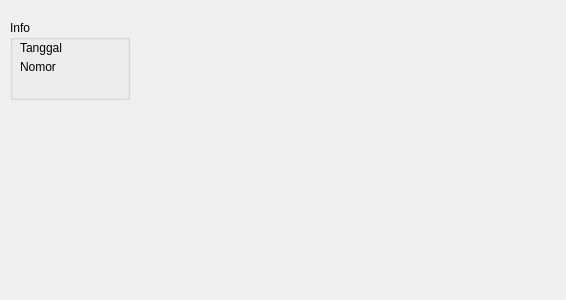
Above: src/ui/files/createpaymentdialog.ui from AyahnaSyahid/LazyMins before the change. Below: the same form after it.
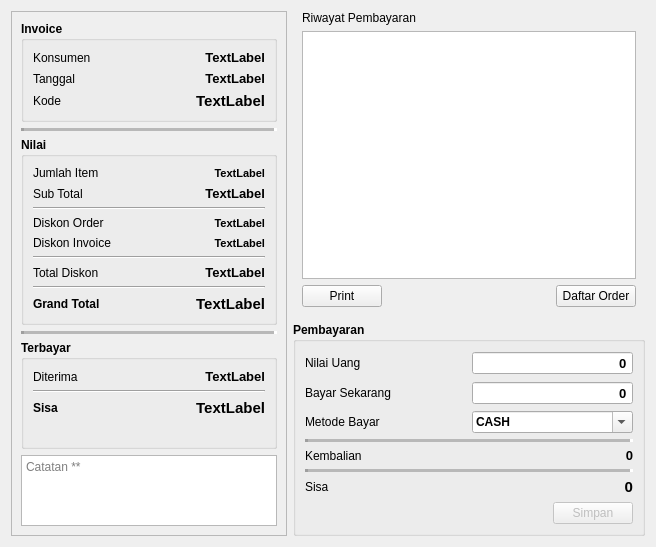
That is the form after the change.

Commit message: Working on CreatePaymentDialog Class

What changed in the file:
```diff
--- a/src/ui/files/createpaymentdialog.ui
+++ b/src/ui/files/createpaymentdialog.ui
@@ -6,52 +6,810 @@
    <rect>
     <x>0</x>
     <y>0</y>
-    <width>566</width>
-    <height>300</height>
+    <width>656</width>
+    <height>547</height>
    </rect>
   </property>
   <property name="windowTitle">
    <string>Pembayaran Invoice</string>
   </property>
-  <widget class="QGroupBox" name="groupBox">
-   <property name="geometry">
-    <rect>
-     <x>10</x>
-     <y>20</y>
-     <width>120</width>
-     <height>80</height>
-    </rect>
-   </property>
-   <property name="title">
-    <string>Info</string>
-   </property>
-   <widget class="QLabel" name="label">
-    <property name="geometry">
-     <rect>
-      <x>10</x>
-      <y>40</y>
-      <width>45</width>
-      <height>13</height>
-     </rect>
-    </property>
-    <property name="text">
-     <string>Nomor</string>
-    </property>
-   </widget>
-   <widget class="QLabel" name="label_2">
-    <property name="geometry">
-     <rect>
-      <x>10</x>
-      <y>20</y>
-      <width>45</width>
-      <height>16</height>
-     </rect>
-    </property>
-    <property name="text">
-     <string>Tanggal</string>
-    </property>
-   </widget>
-  </widget>
+  <layout class="QHBoxLayout" name="horizontalLayout_3" stretch="0,1">
+   <item>
+    <widget class="QFrame" name="frame">
+     <property name="frameShape">
+      <enum>QFrame::StyledPanel</enum>
+     </property>
+     <layout class="QVBoxLayout" name="verticalLayout">
+      <property name="leftMargin">
+       <number>9</number>
+      </property>
+      <property name="topMargin">
+       <number>9</number>
+      </property>
+      <property name="rightMargin">
+       <number>9</number>
+      </property>
+      <property name="bottomMargin">
+       <number>9</number>
+      </property>
+      <item>
+       <widget class="QGroupBox" name="groupBox">
+        <property name="font">
+         <font>
+          <weight>75</weight>
+          <bold>true</bold>
+         </font>
+        </property>
+        <property name="title">
+         <string>Invoice</string>
+        </property>
+        <layout class="QGridLayout" name="gridLayout">
+         <item row="3" column="1">
+          <widget class="QLabel" name="lCode">
+           <property name="font">
+            <font>
+             <pointsize>11</pointsize>
+             <weight>75</weight>
+             <bold>true</bold>
+            </font>
+           </property>
+           <property name="text">
+            <string>TextLabel</string>
+           </property>
+           <property name="alignment">
+            <set>Qt::AlignRight|Qt::AlignTrailing|Qt::AlignVCenter</set>
+           </property>
+          </widget>
+         </item>
+         <item row="1" column="1">
+          <widget class="QLabel" name="lDate">
+           <property name="font">
+            <font>
+             <pointsize>10</pointsize>
+             <weight>75</weight>
+             <bold>true</bold>
+            </font>
+           </property>
+           <property name="text">
+            <string>TextLabel</string>
+           </property>
+           <property name="alignment">
+            <set>Qt::AlignRight|Qt::AlignTrailing|Qt::AlignVCenter</set>
+           </property>
+          </widget>
+         </item>
+         <item row="3" column="0">
+          <widget class="QLabel" name="label">
+           <property name="font">
+            <font>
+             <weight>50</weight>
+             <bold>false</bold>
+            </font>
+           </property>
+           <property name="text">
+            <string>Kode</string>
+           </property>
+          </widget>
+         </item>
+         <item row="1" column="0">
+          <widget class="QLabel" name="label_2">
+           <property name="font">
+            <font>
+             <weight>50</weight>
+             <bold>false</bold>
+            </font>
+           </property>
+           <property name="text">
+            <string>Tanggal</string>
+           </property>
+          </widget>
+         </item>
+         <item row="0" column="0">
+          <widget class="QLabel" name="label_3">
+           <property name="font">
+            <font>
+             <weight>50</weight>
+             <bold>false</bold>
+            </font>
+           </property>
+           <property name="text">
+            <string>Konsumen</string>
+           </property>
+          </widget>
+         </item>
+         <item row="0" column="1">
+          <widget class="QLabel" name="lClient">
+           <property name="font">
+            <font>
+             <pointsize>10</pointsize>
+             <weight>75</weight>
+             <bold>true</bold>
+            </font>
+           </property>
+           <property name="text">
+            <string>TextLabel</string>
+           </property>
+           <property name="alignment">
+            <set>Qt::AlignRight|Qt::AlignTrailing|Qt::AlignVCenter</set>
+           </property>
+          </widget>
+         </item>
+        </layout>
+       </widget>
+      </item>
+      <item>
+       <widget class="Line" name="line_4">
+        <property name="lineWidth">
+         <number>3</number>
+        </property>
+        <property name="midLineWidth">
+         <number>3</number>
+        </property>
+        <property name="orientation">
+         <enum>Qt::Horizontal</enum>
+        </property>
+       </widget>
+      </item>
+      <item>
+       <widget class="QGroupBox" name="groupBox_2">
+        <property name="font">
+         <font>
+          <weight>75</weight>
+          <bold>true</bold>
+         </font>
+        </property>
+        <property name="title">
+         <string>Nilai</string>
+        </property>
+        <layout class="QGridLayout" name="gridLayout_2">
+         <item row="6" column="0" colspan="2">
+          <widget class="Line" name="line_2">
+           <property name="orientation">
+            <enum>Qt::Horizontal</enum>
+           </property>
+          </widget>
+         </item>
+         <item row="1" column="0">
+          <widget class="QLabel" name="label_9">
+           <property name="font">
+            <font>
+             <weight>50</weight>
+             <bold>false</bold>
+            </font>
+           </property>
+           <property name="text">
+            <string>Jumlah Item</string>
+           </property>
+          </widget>
+         </item>
+         <item row="4" column="0">
+          <widget class="QLabel" name="label_6">
+           <property name="font">
+            <font>
+             <weight>50</weight>
+             <bold>false</bold>
+            </font>
+           </property>
+           <property name="text">
+            <string>Diskon Order</string>
+           </property>
+          </widget>
+         </item>
+         <item row="2" column="1">
+          <widget class="QLabel" name="lSubTotal">
+           <property name="font">
+            <font>
+             <pointsize>10</pointsize>
+             <weight>75</weight>
+             <bold>true</bold>
+            </font>
+           </property>
+           <property name="text">
+            <string>TextLabel</string>
+           </property>
+           <property name="alignment">
+            <set>Qt::AlignRight|Qt::AlignTrailing|Qt::AlignVCenter</set>
+           </property>
+          </widget>
+         </item>
+         <item row="3" column="0" colspan="2">
+          <widget class="Line" name="line">
+           <property name="orientation">
+            <enum>Qt::Horizontal</enum>
+           </property>
+          </widget>
+         </item>
+         <item row="9" column="1">
+          <widget class="QLabel" name="lGrandT">
+           <property name="font">
+            <font>
+             <pointsize>11</pointsize>
+             <weight>75</weight>
+             <bold>true</bold>
+            </font>
+           </property>
+           <property name="text">
+            <string>TextLabel</string>
+           </property>
+           <property name="alignment">
+            <set>Qt::AlignRight|Qt::AlignTrailing|Qt::AlignVCenter</set>
+           </property>
+          </widget>
+         </item>
+         <item row="5" column="0">
+          <widget class="QLabel" name="label_7">
+           <property name="font">
+            <font>
+             <weight>50</weight>
+             <bold>false</bold>
+            </font>
+           </property>
+           <property name="text">
+            <string>Diskon Invoice</string>
+           </property>
+          </widget>
+         </item>
+         <item row="7" column="0">
+          <widget class="QLabel" name="label_8">
+           <property name="font">
+            <font>
+             <weight>50</weight>
+             <bold>false</bold>
+            </font>
+           </property>
+           <property name="text">
+            <string>Total Diskon</string>
+           </property>
+          </widget>
+         </item>
+         <item row="9" column="0">
+          <widget class="QLabel" name="label_11">
+           <property name="font">
+            <font>
+             <weight>75</weight>
+             <bold>true</bold>
+            </font>
+           </property>
+           <property name="text">
+            <string>Grand Total</string>
+           </property>
+          </widget>
+         </item>
+         <item row="2" column="0">
+          <widget class="QLabel" name="label_5">
+           <property name="font">
+            <font>
+             <weight>50</weight>
+             <bold>false</bold>
+            </font>
+           </property>
+           <property name="text">
+            <string>Sub Total</string>
+           </property>
+          </widget>
+         </item>
+         <item row="8" column="0" colspan="2">
+          <widget class="Line" name="line_3">
+           <property name="orientation">
+            <enum>Qt::Horizontal</enum>
+           </property>
+          </widget>
+         </item>
+         <item row="4" column="1">
+          <widget class="QLabel" name="lDiscO">
+           <property name="font">
+            <font>
+             <pointsize>8</pointsize>
+             <weight>75</weight>
+             <bold>true</bold>
+            </font>
+           </property>
+           <property name="text">
+            <string>TextLabel</string>
+           </property>
+           <property name="alignment">
+            <set>Qt::AlignRight|Qt::AlignTrailing|Qt::AlignVCenter</set>
+           </property>
+          </widget>
+         </item>
+         <item row="5" column="1">
+          <widget class="QLabel" name="lDiscI">
+           <property name="font">
+            <font>
+             <pointsize>8</pointsize>
+             <weight>75</weight>
+             <bold>true</bold>
+            </font>
+           </property>
+           <property name="text">
+            <string>TextLabel</string>
+           </property>
+           <property name="alignment">
+            <set>Qt::AlignRight|Qt::AlignTrailing|Qt::AlignVCenter</set>
+           </property>
+          </widget>
+         </item>
+         <item row="1" column="1">
+          <widget class="QLabel" name="lItem">
+           <property name="font">
+            <font>
+             <pointsize>8</pointsize>
+             <weight>75</weight>
+             <bold>true</bold>
+            </font>
+           </property>
+           <property name="text">
+            <string>TextLabel</string>
+           </property>
+           <property name="alignment">
+            <set>Qt::AlignRight|Qt::AlignTrailing|Qt::AlignVCenter</set>
+           </property>
+          </widget>
+         </item>
+         <item row="7" column="1">
+          <widget class="QLabel" name="lSumDisc">
+           <property name="font">
+            <font>
+             <pointsize>10</pointsize>
+             <weight>75</weight>
+             <bold>true</bold>
+            </font>
+           </property>
+           <property name="text">
+            <string>TextLabel</string>
+           </property>
+           <property name="alignment">
+            <set>Qt::AlignRight|Qt::AlignTrailing|Qt::AlignVCenter</set>
+           </property>
+          </widget>
+         </item>
+        </layout>
+       </widget>
+      </item>
+      <item>
+       <widget class="Line" name="line_5">
+        <property name="lineWidth">
+         <number>3</number>
+        </property>
+        <property name="midLineWidth">
+         <number>3</number>
+        </property>
+        <property name="orientation">
+         <enum>Qt::Horizontal</enum>
+        </property>
+       </widget>
+      </item>
+      <item>
+       <widget class="QGroupBox" name="groupBox_3">
+        <property name="font">
+         <font>
+          <weight>75</weight>
+          <bold>true</bold>
+         </font>
+        </property>
+        <property name="title">
+         <string>Terbayar</string>
+        </property>
+        <layout class="QGridLayout" name="gridLayout_3">
+         <item row="2" column="1">
+          <widget class="QLabel" name="lRest">
+           <property name="font">
+            <font>
+             <pointsize>11</pointsize>
+             <weight>75</weight>
+             <bold>true</bold>
+            </font>
+           </property>
+           <property name="text">
+            <string>TextLabel</string>
+           </property>
+           <property name="alignment">
+            <set>Qt::AlignRight|Qt::AlignTrailing|Qt::AlignVCenter</set>
+           </property>
+          </widget>
+         </item>
+         <item row="2" column="0">
+          <widget class="QLabel" name="label_18">
+           <property name="font">
+            <font>
+             <weight>75</weight>
+             <bold>true</bold>
+            </font>
+           </property>
+           <property name="text">
+            <string>Sisa</string>
+           </property>
+          </widget>
+         </item>
+         <item row="1" column="0" colspan="2">
+          <widget class="Line" name="line_6">
+           <property name="orientation">
+            <enum>Qt::Horizontal</enum>
+           </property>
+          </widget>
+         </item>
+         <item row="0" column="1">
+          <widget class="QLabel" name="lRecv">
+           <property name="font">
+            <font>
+             <pointsize>10</pointsize>
+             <weight>75</weight>
+             <bold>true</bold>
+            </font>
+           </property>
+           <property name="text">
+            <string>TextLabel</string>
+           </property>
+           <property name="alignment">
+            <set>Qt::AlignRight|Qt::AlignTrailing|Qt::AlignVCenter</set>
+           </property>
+          </widget>
+         </item>
+         <item row="3" column="0">
+          <widget class="QLabel" name="label_23">
+           <property name="font">
+            <font>
+             <weight>75</weight>
+             <bold>true</bold>
+            </font>
+           </property>
+           <property name="text">
+            <string/>
+           </property>
+          </widget>
+         </item>
+         <item row="0" column="0">
+          <widget class="QLabel" name="label_22">
+           <property name="font">
+            <font>
+             <weight>50</weight>
+             <bold>false</bold>
+            </font>
+           </property>
+           <property name="text">
+            <string>Diterima</string>
+           </property>
+          </widget>
+         </item>
+        </layout>
+       </widget>
+      </item>
+      <item>
+       <widget class="QPlainTextEdit" name="pNotes">
+        <property name="tabChangesFocus">
+         <bool>true</bool>
+        </property>
+        <property name="readOnly">
+         <bool>true</bool>
+        </property>
+        <property name="placeholderText">
+         <string>Catatan **</string>
+        </property>
+       </widget>
+      </item>
+     </layout>
+    </widget>
+   </item>
+   <item>
+    <layout class="QVBoxLayout" name="verticalLayout_3">
+     <item>
+      <layout class="QVBoxLayout" name="verticalLayout_2">
+       <property name="leftMargin">
+        <number>9</number>
+       </property>
+       <property name="topMargin">
+        <number>0</number>
+       </property>
+       <property name="rightMargin">
+        <number>9</number>
+       </property>
+       <property name="bottomMargin">
+        <number>9</number>
+       </property>
+       <item>
+        <widget class="QLabel" name="label_10">
+         <property name="text">
+          <string>Riwayat Pembayaran</string>
+         </property>
+        </widget>
+       </item>
+       <item>
+        <widget class="QTableView" name="paymentHistoryView">
+         <property name="alternatingRowColors">
+          <bool>true</bool>
+         </property>
+         <attribute name="horizontalHeaderDefaultSectionSize">
+          <number>50</number>
+         </attribute>
+         <attribute name="verticalHeaderMinimumSectionSize">
+          <number>15</number>
+         </attribute>
+         <attribute name="verticalHeaderDefaultSectionSize">
+          <number>15</number>
+         </attribute>
+        </widget>
+       </item>
+       <item>
+        <layout class="QHBoxLayout" name="horizontalLayout_2">
+         <item>
+          <widget class="QPushButton" name="pushButton_3">
+           <property name="text">
+            <string>Print</string>
+           </property>
+           <property name="autoDefault">
+            <bool>false</bool>
+           </property>
+          </widget>
+         </item>
+         <item>
+          <spacer name="horizontalSpacer_2">
+           <property name="orientation">
+            <enum>Qt::Horizontal</enum>
+           </property>
+           <property name="sizeHint" stdset="0">
+            <size>
+             <width>40</width>
+             <height>20</height>
+            </size>
+           </property>
+          </spacer>
+         </item>
+         <item>
+          <widget class="QPushButton" name="openOrderView">
+           <property name="text">
+            <string>Daftar Order</string>
+           </property>
+           <property name="autoDefault">
+            <bool>false</bool>
+           </property>
+          </widget>
+         </item>
+        </layout>
+       </item>
+      </layout>
+     </item>
+     <item>
+      <widget class="QGroupBox" name="groupBox_4">
+       <property name="font">
+        <font>
+         <weight>75</weight>
+         <bold>true</bold>
+        </font>
+       </property>
+       <property name="title">
+        <string>Pembayaran</string>
+       </property>
+       <layout class="QGridLayout" name="gridLayout_4" columnstretch="0,0">
+        <item row="7" column="1">
+         <widget class="QLabel" name="lNRest">
+          <property name="font">
+           <font>
+            <pointsize>11</pointsize>
+            <weight>75</weight>
+            <bold>true</bold>
+           </font>
+          </property>
+          <property name="text">
+           <string>0</string>
+          </property>
+          <property name="alignment">
+           <set>Qt::AlignRight|Qt::AlignTrailing|Qt::AlignVCenter</set>
+          </property>
+         </widget>
+        </item>
+        <item row="3" column="0">
+         <widget class="QLabel" name="label_30">
+          <property name="font">
+           <font>
+            <weight>50</weight>
+            <bold>false</bold>
+           </font>
+          </property>
+          <property name="text">
+           <string>Metode Bayar</string>
+          </property>
+         </widget>
+        </item>
+        <item row="5" column="1">
+         <widget class="QLabel" name="lReturn">
+          <property name="font">
+           <font>
+            <pointsize>10</pointsize>
+            <weight>75</weight>
+            <bold>true</bold>
+           </font>
+          </property>
+          <property name="text">
+           <string>0</string>
+          </property>
+          <property name="alignment">
+           <set>Qt::AlignRight|Qt::AlignTrailing|Qt::AlignVCenter</set>
+          </property>
+         </widget>
+        </item>
+        <item row="8" column="0" colspan="2">
+         <layout class="QHBoxLayout" name="horizontalLayout">
+          <item>
+           <spacer name="horizontalSpacer">
+            <property name="orientation">
+             <enum>Qt::Horizontal</enum>
+            </property>
+            <property name="sizeHint" stdset="0">
+             <size>
+              <width>40</width>
+              <height>20</height>
+             </size>
+            </property>
+           </spacer>
+          </item>
+          <item>
+           <widget class="QPushButton" name="saveButton">
+            <property name="enabled">
+             <bool>false</bool>
+            </property>
+            <property name="font">
+             <font>
+              <weight>50</weight>
+              <bold>false</bold>
+             </font>
+            </property>
+            <property name="text">
+             <string>Simpan</string>
+            </property>
+            <property name="autoDefault">
+             <bool>false</bool>
+            </property>
+           </widget>
+          </item>
+         </layout>
+        </item>
+        <item row="1" column="1">
+         <widget class="QSpinBox" name="spinRecv">
+          <property name="font">
+           <font>
+            <pointsize>10</pointsize>
+            <weight>75</weight>
+            <bold>true</bold>
+           </font>
+          </property>
+          <property name="alignment">
+           <set>Qt::AlignRight|Qt::AlignTrailing|Qt::AlignVCenter</set>
+          </property>
+          <property name="buttonSymbols">
+           <enum>QAbstractSpinBox::NoButtons</enum>
+          </property>
+          <property name="showGroupSeparator" stdset="0">
+           <bool>true</bool>
+          </property>
+          <property name="maximum">
+           <number>99999999</number>
+          </property>
+         </widget>
+        </item>
+        <item row="1" column="0">
+         <widget class="QLabel" name="label_25">
+          <property name="font">
+           <font>
+            <weight>50</weight>
+            <bold>false</bold>
+           </font>
+          </property>
+          <property name="text">
+           <string>Nilai Uang</string>
+          </property>
+         </widget>
+        </item>
+        <item row="3" column="1">
+         <widget class="QComboBox" name="comboBox">
+          <property name="editable">
+           <bool>true</bool>
+          </property>
+          <item>
+           <property name="text">
+            <string>CASH</string>
+           </property>
+          </item>
+          <item>
+           <property name="text">
+            <string>TRANSFER</string>
+           </property>
+          </item>
+         </widget>
+        </item>
+        <item row="6" column="0" colspan="2">
+         <widget class="Line" name="line_7">
+          <property name="lineWidth">
+           <number>3</number>
+          </property>
+          <property name="midLineWidth">
+           <number>3</number>
+          </property>
+          <property name="orientation">
+           <enum>Qt::Horizontal</enum>
+          </property>
+         </widget>
+        </item>
+        <item row="4" column="0" colspan="2">
+         <widget class="Line" name="line_8">
+          <property name="lineWidth">
+           <number>3</number>
+          </property>
+          <property name="midLineWidth">
+           <number>3</number>
+          </property>
+          <property name="orientation">
+           <enum>Qt::Horizontal</enum>
+          </property>
+         </widget>
+        </item>
+        <item row="7" column="0">
+         <widget class="QLabel" name="label_27">
+          <property name="font">
+           <font>
+            <weight>50</weight>
+            <bold>false</bold>
+           </font>
+          </property>
+          <property name="text">
+           <string>Sisa</string>
+          </property>
+         </widget>
+        </item>
+        <item row="5" column="0">
+         <widget class="QLabel" name="label_26">
+          <property name="font">
+           <font>
+            <weight>50</weight>
+            <bold>false</bold>
+           </font>
+          </property>
+          <property name="text">
+           <string>Kembalian</string>
+          </property>
+         </widget>
+        </item>
+        <item row="2" column="1">
+         <widget class="QSpinBox" name="spinPayNow">
+          <property name="font">
+           <font>
+            <pointsize>10</pointsize>
+            <weight>75</weight>
+            <bold>true</bold>
+           </font>
+          </property>
+          <property name="alignment">
+           <set>Qt::AlignRight|Qt::AlignTrailing|Qt::AlignVCenter</set>
+          </property>
+          <property name="buttonSymbols">
+           <enum>QAbstractSpinBox::NoButtons</enum>
+          </property>
+          <property name="showGroupSeparator" stdset="0">
+           <bool>true</bool>
+          </property>
+          <property name="maximum">
+           <number>99999999</number>
+          </property>
+         </widget>
+        </item>
+        <item row="2" column="0">
+         <widget class="QLabel" name="label_24">
+          <property name="font">
+           <font>
+            <weight>50</weight>
+            <bold>false</bold>
+           </font>
+          </property>
+          <property name="text">
+           <string>Bayar Sekarang</string>
+          </property>
+         </widget>
+        </item>
+       </layout>
+      </widget>
+     </item>
+    </layout>
+   </item>
+  </layout>
  </widget>
  <resources/>
  <connections/>
```
Left out of the diff: 48 changed lines with no effect on the pictures. The commit also changes 8 other files.
